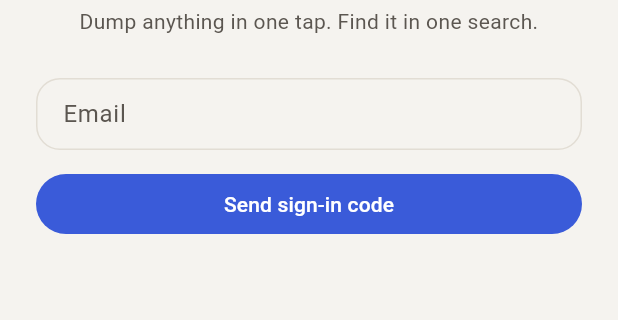
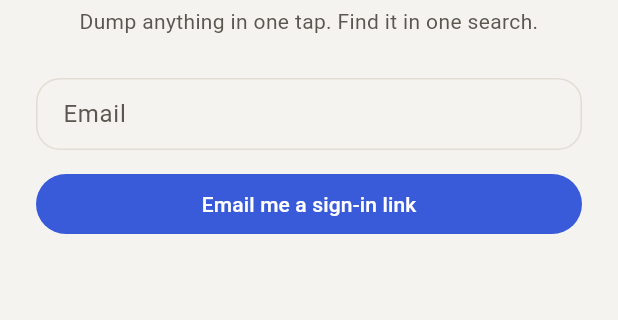
Before and after one commit to lllakshit/dumpbox-mobile-app, a Flutter app: the LoginScreen screen opened directly, on a phone screen of 412 x 824 dp, the part 573-893 px from its top. Run offline on Flutter 3.47's test engine with Material 3 defaults, Android fonts, the phone set to English and light mode, and no system bars; our stand-ins replace connectivity_plus, file_picker, geolocator, image_picker, share_plus, sqflite and 1 more; accounts and stored records are empty.

Commit message:
Login: email link opens the app (dumpbox://login-callback); code still accepted

```diff
--- a/lib/src/ui/login_screen.dart
+++ b/lib/src/ui/login_screen.dart
@@ -29,7 +29,8 @@ class _LoginScreenState extends State<LoginScreen> {
       _error = null;
     });
     try {
-      await _auth.signInWithOtp(email: email, shouldCreateUser: true);
+      // The email's sign-in link opens the app (dumpbox://login-callback); a 6-digit code also works when the email shows one.
+      await _auth.signInWithOtp(email: email, shouldCreateUser: true, emailRedirectTo: 'dumpbox://login-callback');
       setState(() => _codeSent = true);
     } on AuthException catch (e) {
       setState(() => _error = e.statusCode == '429' ? 'Too many requests. Wait a minute and try again.' : e.message);
@@ -100,9 +101,9 @@ class _LoginScreenState extends State<LoginScreen> {
                       decoration: const InputDecoration(labelText: 'Email'),
                     ),
                     const SizedBox(height: 12),
-                    FilledButton(onPressed: _busy ? null : _send, child: Text(_busy ? 'Sending…' : 'Send sign-in code')),
+                    FilledButton(onPressed: _busy ? null : _send, child: Text(_busy ? 'Sending…' : 'Email me a sign-in link')),
                   ] else ...[
-                    Text('We sent a 6-digit code to ${_email.text.trim()}. It expires in 10 minutes.', style: TextStyle(color: c.onSurfaceVariant)),
+                    Text('Check ${_email.text.trim()}: tap the sign-in link on this phone, or type the 6-digit code if the email shows one. It expires in 10 minutes.', style: TextStyle(color: c.onSurfaceVariant)),
                     const SizedBox(height: 12),
                     TextField(
                       controller: _code,
```
